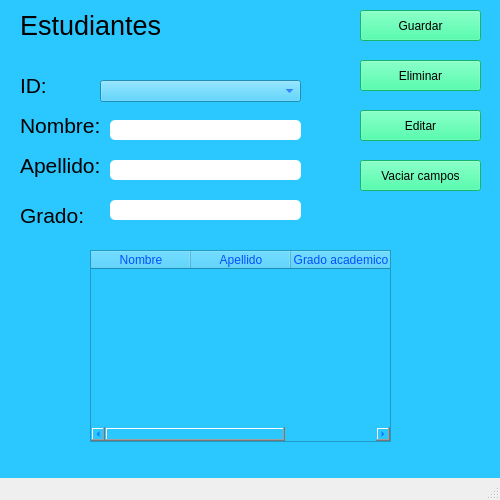
Before: the Qt Designer form Interfaces/Interfaz.ui in FranciscoMelen10/Practica-con-Qt-Desinger-y-Mysql, drawn with Qt 5.
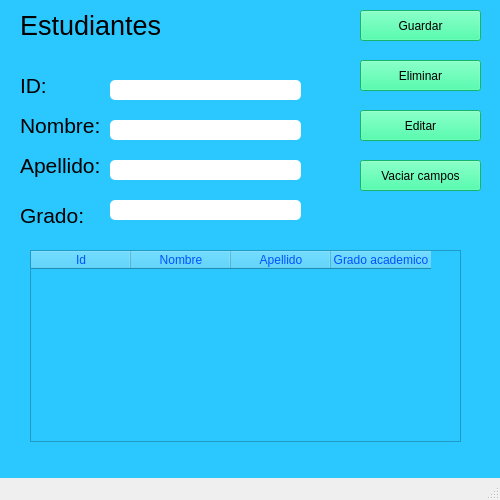
After: the same form once the commit is applied. Icons and pictures are not drawn.

Commit message: Add Imagenes e intentando usarlo en la interfaz pero no lo reconoce

The edit to the form file:
```diff
--- a/Interfaces/Interfaz.ui
+++ b/Interfaces/Interfaz.ui
@@ -153,7 +153,7 @@
      <rect>
       <x>20</x>
       <y>10</y>
-      <width>241</width>
+      <width>151</width>
       <height>31</height>
      </rect>
     </property>
@@ -167,12 +167,17 @@
    <widget class="QTableWidget" name="TB_Estudiantes">
     <property name="geometry">
      <rect>
-      <x>90</x>
+      <x>30</x>
       <y>250</y>
-      <width>301</width>
+      <width>431</width>
       <height>192</height>
      </rect>
     </property>
+    <column>
+     <property name="text">
+      <string>Id</string>
+     </property>
+    </column>
     <column>
      <property name="text">
       <string>Nombre</string>
@@ -251,15 +256,36 @@
 border-radius: 5px;</string>
     </property>
    </widget>
-   <widget class="QComboBox" name="CB_Id">
+   <widget class="QLabel" name="label_6">
     <property name="geometry">
      <rect>
-      <x>100</x>
+      <x>190</x>
+      <y>10</y>
+      <width>61</width>
+      <height>61</height>
+     </rect>
+    </property>
+    <property name="styleSheet">
+     <string notr="true">border-image: url(:/cct/usuario.png);</string>
+    </property>
+    <property name="text">
+     <string/>
+    </property>
+   </widget>
+   <widget class="QLineEdit" name="Line_Id">
+    <property name="geometry">
+     <rect>
+      <x>110</x>
       <y>80</y>
-      <width>201</width>
-      <height>22</height>
+      <width>191</width>
+      <height>20</height>
      </rect>
     </property>
+    <property name="styleSheet">
+     <string notr="true">background-color: rgb(255, 255, 255);
+color: rgb(0, 0, 0);
+border-radius: 5px;</string>
+    </property>
    </widget>
   </widget>
   <widget class="QMenuBar" name="menubar">
```
Left out of the diff: 6 changed lines with no effect on the pictures. The commit also changes 7 other files.
